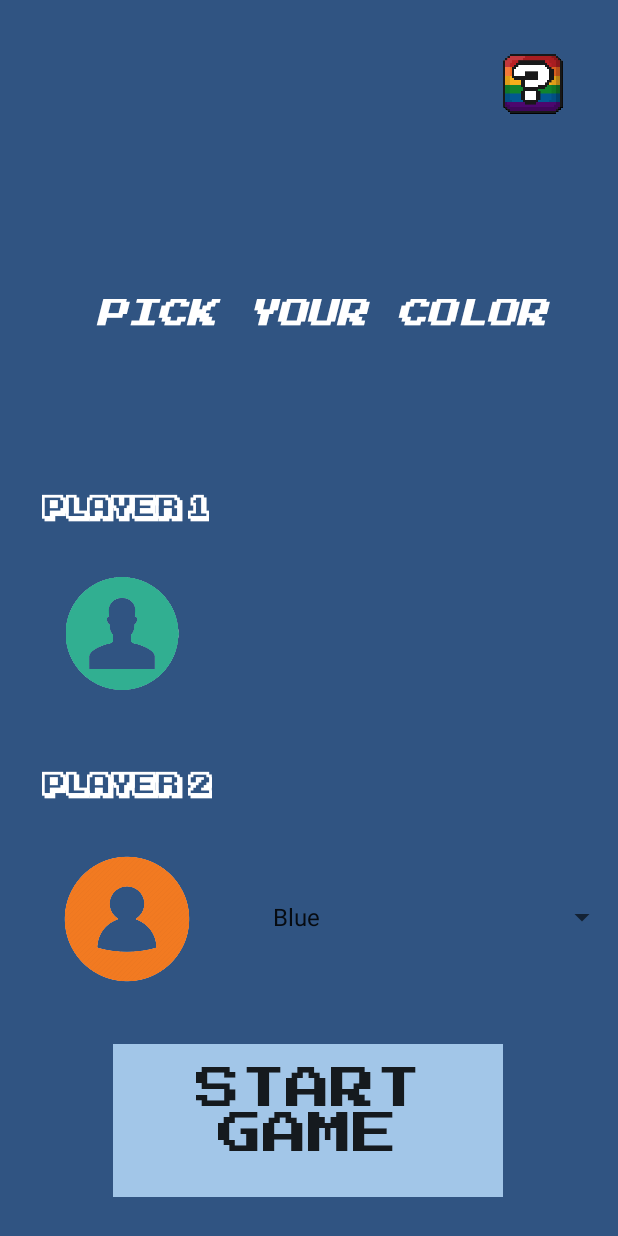
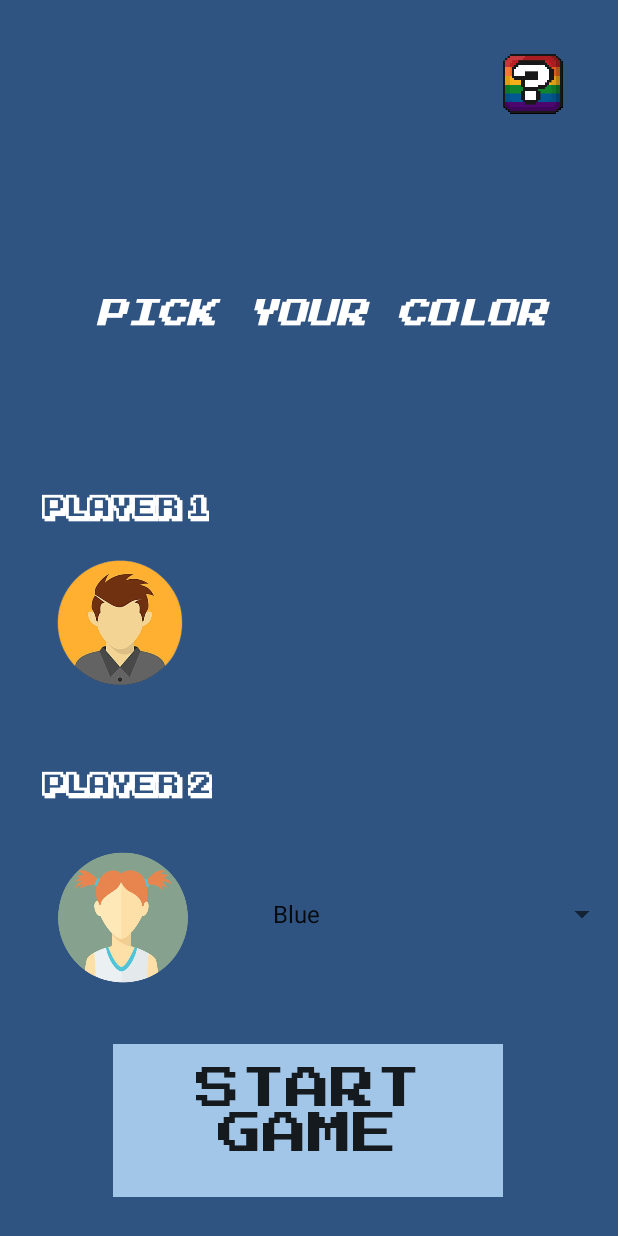
Before and after one commit to romerotac/SquareGame, an Android app: the SelectionPage screen opened directly, with no data from a screen before it, on a phone screen of 412 x 824 dp. Run offline under Robolectric (Android 15) with nearby library versions, the phone set to English and light mode, and no system bars.

Commit message:
Changed avatars of players

```diff
--- a/app/src/main/java/com/example/squaregameconnected/ResultActivity.java
+++ b/app/src/main/java/com/example/squaregameconnected/ResultActivity.java
@@ -53,10 +53,10 @@ public class ResultActivity extends AppCompatActivity {
 
         assert result != null;
         if (result.equals("player_1")) {
-            winner_profile.setImageResource(R.drawable.avatar_1_removed);
+            winner_profile.setImageResource(R.drawable.ava_9);
             winner_text.setText("PLAYER 1 !!!");
         } else {
-            winner_profile.setImageResource(R.drawable.avatar_2_removed);
+            winner_profile.setImageResource(R.drawable.ava_6);
             winner_text.setText("PLAYER 2 !!!");
         }
         if (result == "tie"){
--- a/app/src/main/java/com/example/squaregameconnected/SettingsActivity.java
+++ b/app/src/main/java/com/example/squaregameconnected/SettingsActivity.java
@@ -16,7 +16,7 @@ public class SettingsActivity extends AppCompatActivity {
         setContentView(R.layout.activity_settings);
     }
     public void PlayBackgroundSound(View view) {
-        Intent intent = new Intent(SettingsActivity.this, BackgroundSoundService.class);
+        Intent intent = new Intent(this, BackgroundSoundService.class);
         startService(intent);
     }
 }
--- a/app/src/main/res/layout/activity_result.xml
+++ b/app/src/main/res/layout/activity_result.xml
@@ -23,7 +23,7 @@
         android:layout_height="77dp"
         android:layout_marginBottom="236dp"
         android:fontFamily="@font/ka1"
-        android:text="YOU ARE THE WINNER"
+        android:text="@string/you_are_the_winner"
         android:textColor="@android:color/background_light"
         android:textSize="27sp"
         android:textStyle="bold"
--- a/app/src/main/res/layout/activity_selection_page.xml
+++ b/app/src/main/res/layout/activity_selection_page.xml
@@ -97,24 +97,25 @@
 
     <ImageView
         android:id="@+id/imageView25"
-        android:layout_width="89dp"
-        android:layout_height="75dp"
-        android:layout_marginBottom="20dp"
+        android:layout_width="104dp"
+        android:layout_height="113dp"
+        android:layout_marginBottom="8dp"
         app:layout_constraintBottom_toTopOf="@+id/guideline11"
         app:layout_constraintEnd_toEndOf="@+id/textView"
-        app:layout_constraintHorizontal_bias="0.409"
+        app:layout_constraintHorizontal_bias="0.0"
         app:layout_constraintStart_toStartOf="@+id/textView"
-        app:srcCompat="@drawable/avatar_1_removed" />
+        app:srcCompat="@drawable/ava_9" />
 
     <ImageView
         android:id="@+id/imageView27"
-        android:layout_width="84dp"
-        android:layout_height="89dp"
+        android:layout_width="89dp"
+        android:layout_height="93dp"
         android:layout_marginBottom="28dp"
         app:layout_constraintBottom_toTopOf="@+id/guideline13"
         app:layout_constraintEnd_toEndOf="@+id/textView2"
+        app:layout_constraintHorizontal_bias="0.4"
         app:layout_constraintStart_toStartOf="@+id/textView2"
-        app:srcCompat="@drawable/avatar_2_removed" />
+        app:srcCompat="@drawable/ava_6" />
 
     <androidx.constraintlayout.widget.Guideline
         android:id="@+id/guideline11"
--- a/app/src/main/res/values/strings.xml
+++ b/app/src/main/res/values/strings.xml
@@ -22,6 +22,7 @@
     <string name="completing_all_squares_in_the_grid_who_has_a_higher_score_will_win_the_game">Completing all squares in the grid, who has a higher score will win the game.</string>
     <string name="it_s_that_easy">It\'s that easy!!</string>
     <string name="pick_your_color">Pick your color</string>
+    <string name="you_are_the_winner">YOU ARE THE WINNER</string>
 
 
     <string-array name="colors">
```
Also changed, not shown: app/src/main/res/layout/activity_game_play.xml (+7 -8 lines), app/src/main/res/drawable/ava_1.jpg (added), app/src/main/res/drawable/ava_2.png (added), app/src/main/res/drawable/ava_4.png (added), app/src/main/res/drawable/ava_6.png (added), app/src/main/res/drawable/ava_7.png (added), app/src/main/res/drawable/ava_9.png (added), app/src/main/res/drawable/cat_avatar_1.png (added), app/src/main/res/drawable/person_1.png (added).
